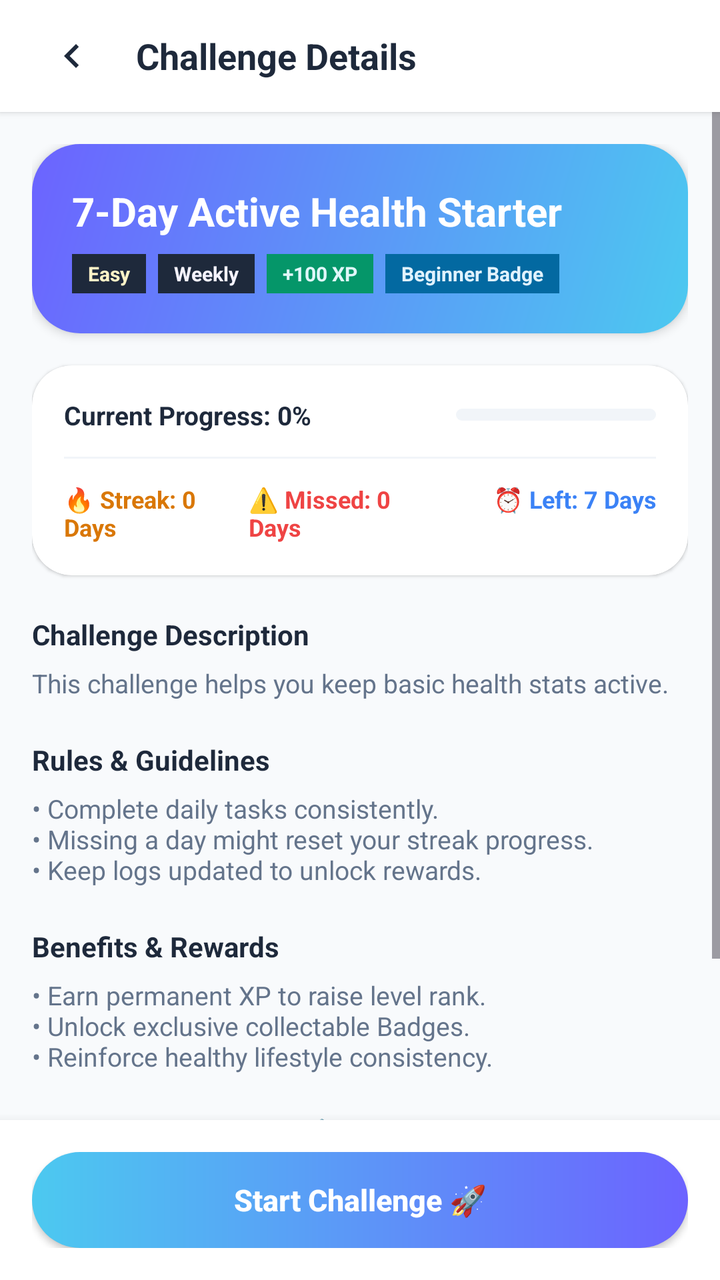
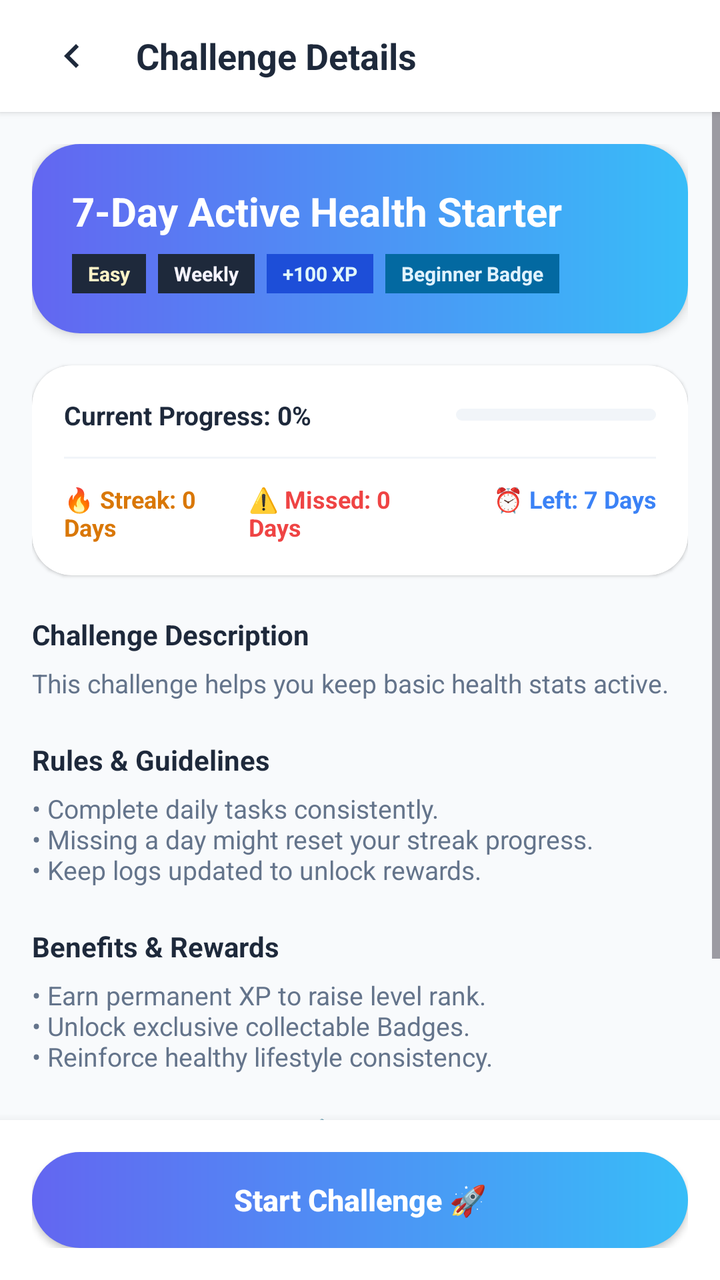

Compare the two renders of this Android layout. The source of the first and the diff that turns it into the second are given below.
<!-- AndroidManifest.xml: application theme Theme.FitnessApp -->
<!-- res/layout/activity_challenge_details.xml -->
<?xml version="1.0" encoding="utf-8"?>
<androidx.constraintlayout.widget.ConstraintLayout xmlns:android="http://schemas.android.com/apk/res/android"
    xmlns:app="http://schemas.android.com/apk/res-auto"
    xmlns:tools="http://schemas.android.com/tools"
    android:layout_width="match_parent"
    android:layout_height="match_parent"
    android:background="@color/background_color">

    
    <LinearLayout
        android:id="@+id/toolbarLayout"
        android:layout_width="match_parent"
        android:layout_height="56dp"
        android:orientation="horizontal"
        android:gravity="center_vertical"
        android:background="@color/white"
        android:paddingHorizontal="16dp"
        android:elevation="2dp"
        app:layout_constraintTop_toTopOf="parent">

        <ImageButton
            android:id="@+id/btnBack"
            android:layout_width="40dp"
            android:layout_height="40dp"
            android:background="?android:attr/selectableItemBackgroundBorderless"
            android:src="@drawable/ic_back_chevron"
            app:tint="#1E293B"
            android:contentDescription="Back" />

        <TextView
            android:id="@+id/tvToolbarTitle"
            android:layout_width="wrap_content"
            android:layout_height="wrap_content"
            android:text="Challenge Details"
            android:textColor="#1E293B"
            android:textSize="18sp"
            android:textStyle="bold"
            android:layout_marginStart="12dp" />
    </LinearLayout>

    
    <ScrollView
        android:layout_width="match_parent"
        android:layout_height="0dp"
        android:fillViewport="true"
        app:layout_constraintTop_toBottomOf="@id/toolbarLayout"
        app:layout_constraintBottom_toTopOf="@id/bottomLayout">

        <LinearLayout
            android:layout_width="match_parent"
            android:layout_height="wrap_content"
            android:orientation="vertical"
            android:padding="16dp">

            
            <androidx.cardview.widget.CardView
                android:layout_width="match_parent"
                android:layout_height="wrap_content"
                app:cardCornerRadius="24dp"
                app:cardElevation="3dp"
                android:layout_marginBottom="16dp">

                <LinearLayout
                    android:layout_width="match_parent"
                    android:layout_height="wrap_content"
                    android:orientation="vertical"
                    android:padding="20dp"
                    android:background="@drawable/bg_blue_gradient">

                    <TextView
                        android:id="@+id/tvDetailName"
                        android:layout_width="wrap_content"
                        android:layout_height="wrap_content"
                        android:text="7-Day Active Health Starter"
                        android:textColor="@android:color/white"
                        android:textSize="20sp"
                        android:textStyle="bold" />

                    <LinearLayout
                        android:layout_width="match_parent"
                        android:layout_height="wrap_content"
                        android:orientation="horizontal"
                        android:layout_marginTop="8dp">

                        <TextView
                            android:id="@+id/tvDetailDifficulty"
                            android:layout_width="wrap_content"
                            android:layout_height="wrap_content"
                            android:text="Easy"
                            android:textColor="#FEF3C7"
                            android:textSize="10sp"
                            android:textStyle="bold"
                            android:background="#1E293B"
                            android:paddingHorizontal="8dp"
                            android:paddingVertical="3dp"
                            android:layout_marginEnd="6dp" />

                        <TextView
                            android:id="@+id/tvDetailDuration"
                            android:layout_width="wrap_content"
                            android:layout_height="wrap_content"
                            android:text="Weekly"
                            android:textColor="#F5F3FF"
                            android:textSize="10sp"
                            android:textStyle="bold"
                            android:background="#1E293B"
                            android:paddingHorizontal="8dp"
                            android:paddingVertical="3dp"
                            android:layout_marginEnd="6dp" />

                        <TextView
                            android:id="@+id/tvDetailReward"
                            android:layout_width="wrap_content"
                            android:layout_height="wrap_content"
                            android:text="+100 XP"
                            android:textColor="#E0F7FA"
                            android:textSize="10sp"
                            android:textStyle="bold"
                            android:background="#059669"
                            android:paddingHorizontal="8dp"
                            android:paddingVertical="3dp"
                            android:layout_marginEnd="6dp" />

                        <TextView
                            android:id="@+id/tvDetailBadge"
                            android:layout_width="wrap_content"
                            android:layout_height="wrap_content"
                            android:text="Beginner Badge"
                            android:textColor="#E0F2FE"
                            android:textSize="10sp"
                            android:textStyle="bold"
                            android:background="#0369A1"
                            android:paddingHorizontal="8dp"
                            android:paddingVertical="3dp" />
                    </LinearLayout>
                </LinearLayout>
            </androidx.cardview.widget.CardView>

            
            <androidx.cardview.widget.CardView
                android:layout_width="match_parent"
                android:layout_height="wrap_content"
                app:cardCornerRadius="20dp"
                app:strokeColor="#E2E8F0"
                app:strokeWidth="1dp"
                app:cardElevation="1dp"
                android:layout_marginBottom="20dp"
                app:cardBackgroundColor="@color/white">

                <LinearLayout
                    android:layout_width="match_parent"
                    android:layout_height="wrap_content"
                    android:orientation="vertical"
                    android:padding="16dp">

                    <LinearLayout
                        android:layout_width="match_parent"
                        android:layout_height="wrap_content"
                        android:orientation="horizontal"
                        android:gravity="center_vertical"
                        android:layout_marginBottom="12dp">

                        <TextView
                            android:id="@+id/tvDetailProgressLabel"
                            android:layout_width="0dp"
                            android:layout_height="wrap_content"
                            android:layout_weight="1"
                            android:text="Current Progress: 0%"
                            android:textColor="#1E293B"
                            android:textSize="13sp"
                            android:textStyle="bold" />

                        <ProgressBar
                            android:id="@+id/pbDetailProgress"
                            style="?android:attr/progressBarStyleHorizontal"
                            android:layout_width="100dp"
                            android:layout_height="6dp"
                            android:max="100"
                            android:progress="0"
                            android:progressDrawable="@drawable/pb_steps_gradient" />
                    </LinearLayout>

                    <View
                        android:layout_width="match_parent"
                        android:layout_height="1dp"
                        android:background="#F1F5F9"
                        android:layout_marginBottom="12dp" />

                    <LinearLayout
                        android:layout_width="match_parent"
                        android:layout_height="wrap_content"
                        android:orientation="horizontal">

                        <TextView
                            android:id="@+id/tvDetailStreak"
                            android:layout_width="0dp"
                            android:layout_height="wrap_content"
                            android:layout_weight="1"
                            android:text="🔥 Streak: 0 Days"
                            android:textColor="#D97706"
                            android:textSize="12sp"
                            android:textStyle="bold" />

                        <TextView
                            android:id="@+id/tvDetailMissed"
                            android:layout_width="0dp"
                            android:layout_height="wrap_content"
                            android:layout_weight="1"
                            android:text="⚠️ Missed: 0 Days"
                            android:textColor="#EF4444"
                            android:textSize="12sp"
                            android:textStyle="bold" />

                        <TextView
                            android:id="@+id/tvDetailDaysLeft"
                            android:layout_width="0dp"
                            android:layout_height="wrap_content"
                            android:layout_weight="1.2"
                            android:text="⏰ Left: 7 Days"
                            android:textColor="#3B82F6"
                            android:textSize="12sp"
                            android:textStyle="bold"
                            android:gravity="end" />
                    </LinearLayout>
                </LinearLayout>
            </androidx.cardview.widget.CardView>

            
            <TextView
                android:layout_width="wrap_content"
                android:layout_height="wrap_content"
                android:text="Challenge Description"
                android:textColor="#1E293B"
                android:textSize="14sp"
                android:textStyle="bold"
                android:layout_marginBottom="6dp" />

            <TextView
                android:id="@+id/tvDetailDesc"
                android:layout_width="match_parent"
                android:layout_height="wrap_content"
                android:text="This challenge helps you keep basic health stats active."
                android:textColor="#64748B"
                android:textSize="13sp"
                android:layout_marginBottom="20dp" />

            
            <TextView
                android:layout_width="wrap_content"
                android:layout_height="wrap_content"
                android:text="Rules &amp; Guidelines"
                android:textColor="#1E293B"
                android:textSize="14sp"
                android:textStyle="bold"
                android:layout_marginBottom="6dp" />

            <TextView
                android:id="@+id/tvDetailRules"
                android:layout_width="match_parent"
                android:layout_height="wrap_content"
                android:text="• Complete daily tasks consistently.\n• Missing a day might reset your streak progress.\n• Keep logs updated to unlock rewards."
                android:textColor="#64748B"
                android:textSize="13sp"
                android:layout_marginBottom="20dp" />

            <TextView
                android:layout_width="wrap_content"
                android:layout_height="wrap_content"
                android:text="Benefits &amp; Rewards"
                android:textColor="#1E293B"
                android:textSize="14sp"
                android:textStyle="bold"
                android:layout_marginBottom="6dp" />

            <TextView
                android:id="@+id/tvDetailBenefits"
                android:layout_width="match_parent"
                android:layout_height="wrap_content"
                android:text="• Earn permanent XP to raise level rank.\n• Unlock exclusive collectable Badges.\n• Reinforce healthy lifestyle consistency."
                android:textColor="#64748B"
                android:textSize="13sp"
                android:layout_marginBottom="20dp" />

            
            <TextView
                android:layout_width="wrap_content"
                android:layout_height="wrap_content"
                android:text="Daily Tasks Checklist 📋"
                android:textColor="#1E293B"
                android:textSize="14sp"
                android:textStyle="bold"
                android:layout_marginBottom="8dp" />

            
            <androidx.cardview.widget.CardView
                android:layout_width="match_parent"
                android:layout_height="wrap_content"
                app:cardCornerRadius="20dp"
                app:strokeColor="#E2E8F0"
                app:strokeWidth="1dp"
                app:cardElevation="1dp"
                android:layout_marginBottom="24dp"
                app:cardBackgroundColor="@color/white">

                <LinearLayout
                    android:id="@+id/layoutDetailTasksContainer"
                    android:layout_width="match_parent"
                    android:layout_height="wrap_content"
                    android:orientation="vertical"
                    android:padding="16dp" />
            </androidx.cardview.widget.CardView>
        </LinearLayout>
    </ScrollView>

    
    <LinearLayout
        android:id="@+id/bottomLayout"
        android:layout_width="match_parent"
        android:layout_height="wrap_content"
        android:orientation="vertical"
        android:background="@color/white"
        android:elevation="8dp"
        android:padding="16dp"
        app:layout_constraintBottom_toBottomOf="parent">

        <androidx.appcompat.widget.AppCompatButton
            android:id="@+id/btnActionChallenge"
            android:layout_width="match_parent"
            android:layout_height="48dp"
            android:background="@drawable/bg_button_gradient"
            android:text="Start Challenge 🚀"
            android:textColor="@android:color/white"
            android:textAllCaps="false"
            android:textSize="15sp"
            android:textStyle="bold" />
    </LinearLayout>
</androidx.constraintlayout.widget.ConstraintLayout>
<!-- resources referenced by this layout -->
<resources>
  <color name="background_color">#F8FAFC</color>
  <color name="white">#FFFFFF</color>
  <!-- drawable bg_blue_gradient (drawable) -->
  <?xml version="1.0" encoding="utf-8"?>
  <shape xmlns:android="http://schemas.android.com/apk/res/android"
      android:shape="rectangle">
      <gradient
          android:angle="135"
          android:endColor="@color/blue_gradient_end"
          android:startColor="@color/blue_gradient_start"
          android:type="linear" />
  </shape>
  <!-- drawable bg_button_gradient (drawable) -->
  <?xml version="1.0" encoding="utf-8"?>
  <shape xmlns:android="http://schemas.android.com/apk/res/android"
      android:shape="rectangle">
      <gradient
          android:angle="0"
          android:endColor="@color/blue_gradient_end"
          android:startColor="@color/blue_gradient_start"
          android:type="linear" />
      <corners android:radius="99dp" />
  </shape>
  <!-- drawable ic_back_chevron (drawable) -->
  <vector xmlns:android="http://schemas.android.com/apk/res/android"
      android:width="24dp"
      android:height="24dp"
      android:viewportWidth="24"
      android:viewportHeight="24">
    <path
        android:fillColor="#FF000000"
        android:pathData="M15.41,7.41L14,6l-6,6 6,6 1.41,-1.41L10.83,12z"/>
  </vector>
  <!-- drawable pb_steps_gradient (drawable) -->
  <?xml version="1.0" encoding="utf-8"?>
  <layer-list xmlns:android="http://schemas.android.com/apk/res/android">
      <item android:id="@android:id/background">
          <shape>
              <corners android:radius="6dp" />
              <solid android:color="#F1F5F9" />
          </shape>
      </item>
      <item android:id="@android:id/progress">
          <clip>
              <shape>
                  <corners android:radius="6dp" />
                  <gradient
                      android:startColor="#6C63FF"
                      android:endColor="#4FC3F7"
                      android:type="linear" />
              </shape>
          </clip>
      </item>
  </layer-list>
  <style name="Theme.FitnessApp" parent="Theme.Material3.DayNight.NoActionBar">
          
          <item name="colorPrimary">@color/primary</item>
          <item name="colorPrimaryVariant">@color/primary_variant</item>
          <item name="colorSecondary">@color/secondary</item>
          <item name="android:statusBarColor">?attr/colorSurface</item>
          <item name="android:windowLightStatusBar">true</item>
          <item name="android:windowBackground">@color/background_color</item>
          <item name="colorSurface">@color/white</item>
          <item name="colorOnSurface">@color/black</item>
          <item name="colorOnBackground">@color/black</item>
      </style>
  <color name="blue_gradient_end">#6C63FF</color>
  <color name="blue_gradient_start">#4CC9F0</color>
  <color name="primary">#6C63FF</color>
  <color name="primary_variant">#4CC9F0</color>
  <color name="secondary">#3B82F6</color>
  <color name="black">#1E293B</color>
</resources>

<!-- the commit's change to res/layout/activity_challenge_details.xml (unified diff, before → after) -->
@@ -116,7 +116,7 @@
                             android:textColor="#E0F7FA"
                             android:textSize="10sp"
                             android:textStyle="bold"
-                            android:background="#059669"
+                            android:background="#1D4ED8"
                             android:paddingHorizontal="8dp"
                             android:paddingVertical="3dp"
                             android:layout_marginEnd="6dp" />
<!-- resource entries referenced after the edit -->
@@ -7,9 +7,9 @@
   <shape xmlns:android="http://schemas.android.com/apk/res/android"
       android:shape="rectangle">
       <gradient
-          android:angle="135"
-          android:endColor="@color/blue_gradient_end"
-          android:startColor="@color/blue_gradient_start"
+          android:angle="0"
+          android:startColor="#6366F1"
+          android:endColor="#38BDF8"
           android:type="linear" />
   </shape>
   <!-- drawable bg_button_gradient (drawable) -->
@@ -18,10 +18,10 @@
       android:shape="rectangle">
       <gradient
           android:angle="0"
-          android:endColor="@color/blue_gradient_end"
-          android:startColor="@color/blue_gradient_start"
+          android:startColor="#6366F1"
+          android:endColor="#38BDF8"
           android:type="linear" />
-      <corners android:radius="99dp" />
+      <corners android:radius="24dp" />
   </shape>
   <!-- drawable ic_back_chevron (drawable) -->
   <vector xmlns:android="http://schemas.android.com/apk/res/android"
@@ -66,11 +66,9 @@
           <item name="colorOnSurface">@color/black</item>
           <item name="colorOnBackground">@color/black</item>
       </style>
-  <color name="blue_gradient_end">#6C63FF</color>
-  <color name="blue_gradient_start">#4CC9F0</color>
-  <color name="primary">#6C63FF</color>
-  <color name="primary_variant">#4CC9F0</color>
-  <color name="secondary">#3B82F6</color>
-  <color name="black">#1E293B</color>
+  <color name="primary">#6366F1</color>
+  <color name="primary_variant">#4F46E5</color>
+  <color name="secondary">#38BDF8</color>
+  <color name="black">#0F172A</color>
 </resources>
 
